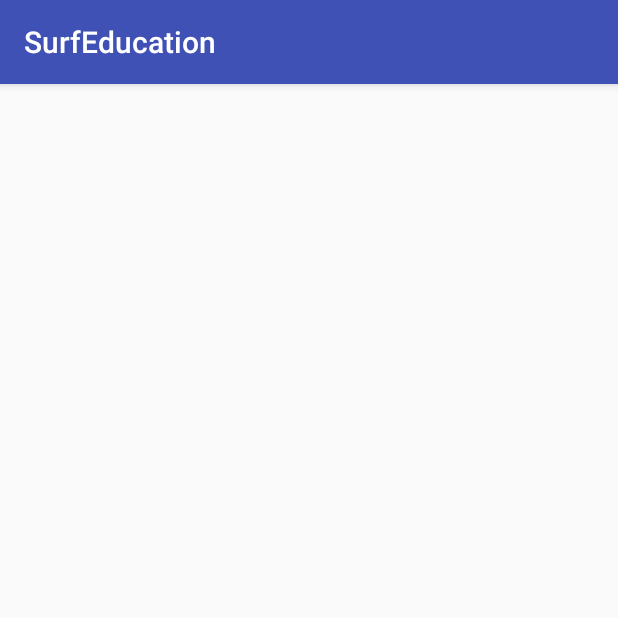
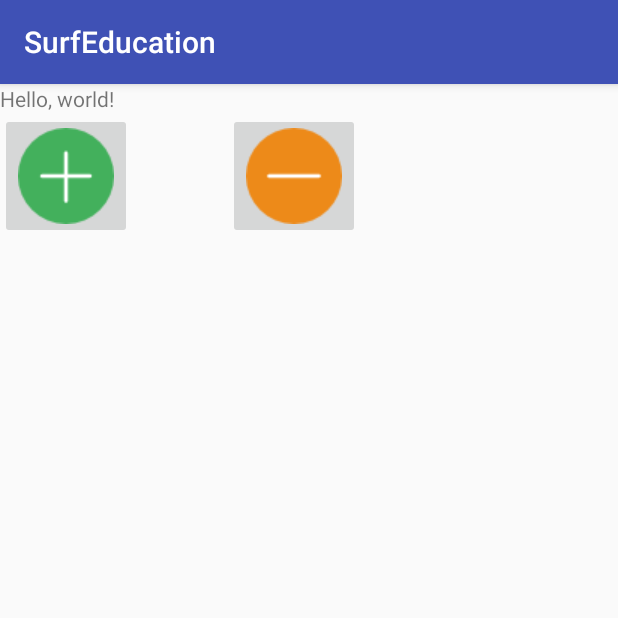
Before and after one commit to Anikei/SurfEducation, an Android app: the SecondActivity screen opened directly, with no data from a screen before it, on a phone screen of 412 x 824 dp, the top half of it. Run offline under Robolectric (Android 15) with nearby library versions, the phone set to English and light mode, and no system bars.

Commit message:
add custom view

```diff
--- a/app/src/main/java/com/surf/education/surfeducation/SecondActivity.java
+++ b/app/src/main/java/com/surf/education/surfeducation/SecondActivity.java
@@ -28,16 +28,22 @@ public class SecondActivity extends AppCompatActivity {
         context.startActivity(intent);
     }
 
+    /*
     @Override
-    public void onCreate(Bundle savedInstanceState, PersistableBundle persistentState) {
+    public void onCreate(Bundle savedInstanceState, Bundle persistentState) {
         super.onCreate(savedInstanceState, persistentState);
 
         Intent intent = getIntent();
         String firstName = intent.getStringExtra(FIRST_NAME);
         String lastName = intent.getStringExtra(LAST_NAME);
 
+        firstName = "1";
+        lastName = "2";
+
         setContentView(R.layout.second_activity);
+        //StepperView stepperView = (StepperView) findViewById(R.id.stepper);
     }
+    */
 
     @Override
     protected void onCreate(@Nullable Bundle savedInstanceState) {
@@ -48,6 +54,7 @@ public class SecondActivity extends AppCompatActivity {
             String label = savedInstanceState.getString("label");
             Log.d("TAG", label);
         }
+        setContentView(R.layout.second_activity);
     }
 
     @Override
--- /dev/null
+++ b/app/src/main/java/com/surf/education/surfeducation/StepperView.java
@@ -0,0 +1,65 @@
+package com.surf.education.surfeducation;
+
+import android.content.Context;
+import android.content.res.TypedArray;
+import android.util.AttributeSet;
+import android.view.View;
+import android.widget.ImageButton;
+import android.widget.LinearLayout;
+import android.widget.TextView;
+
+public class StepperView extends LinearLayout {
+    ImageButton plusButton;
+    TextView valueField;
+    ImageButton minusButton;
+    private int baseColor;
+    int value = 25;
+    final int MAX_STEPPER_VALUE = 50;
+    final int MIN_STEPPER_VALUE = 0;
+
+    public StepperView(Context context) {
+        this(context, null);
+    }
+
+    public StepperView(Context context, AttributeSet attrs) {
+        super(context, attrs);
+        inflate(getContext(), R.layout.stepper, this);
+        init();
+    }
+
+    private void init() {
+        this.plusButton = (ImageButton) findViewById(R.id.plus_button);
+        plusButton.setOnClickListener(new View.OnClickListener() {
+            @Override
+            public void onClick(View v) {
+                incValue();
+            }
+        });
+
+        this.valueField = (TextView) findViewById(R.id.counter);
+
+        this.minusButton = (ImageButton) findViewById(R.id.plus_button);
+        minusButton.setOnClickListener(new View.OnClickListener() {
+            @Override
+            public void onClick(View v) {
+                incValue();
+            }
+        });
+    }
+
+    private void incValue() {
+        if (value < MAX_STEPPER_VALUE) {valueField.setText(++value);}
+    }
+
+    private void decValue() {
+        if (value > MIN_STEPPER_VALUE) {value--;}
+    }
+
+    private void applyAttrs(Context context, AttributeSet attrs) {
+        TypedArray a = context.getTheme().obtainStyledAttributes(
+                attrs, R.styleable.StepperView, 0, 0);
+        baseColor = a.getColor(R.styleable.StepperView_baseColor, R.color.colorPrimary);//red - дефолтное значение
+        a.recycle();
+    }
+
+}
--- a/app/src/main/java/com/surf/education/surfeducation/TargetActivity.java
+++ b/app/src/main/java/com/surf/education/surfeducation/TargetActivity.java
@@ -25,9 +25,6 @@ public class TargetActivity extends AppCompatActivity {
         TextView label = new TextView(this);
         label.setText(firstName + " " + lastName);
         layout.addView(label);
-
-
-
 
         /*
         добавить в метод startActivity()
--- a/app/src/main/res/layout/second_activity.xml
+++ b/app/src/main/res/layout/second_activity.xml
@@ -3,7 +3,8 @@
     xmlns:tools="http://schemas.android.com/tools"
     android:layout_width="match_parent"
     android:layout_height="match_parent"
-    android:orientation="horizontal"
+    xmlns:app="http://schemas.android.com/apk/res-auto"
+    android:orientation="vertical"
     android:id="@+id/second_layout">
 
     <TextView
@@ -13,6 +14,11 @@
         android:text="Hello, world!"
         />
 
+    <com.surf.education.surfeducation.StepperView
+        android:layout_width="wrap_content"
+        android:layout_height="wrap_content"
+        baseColor="#000000" />
+
 
 
 </LinearLayout>
--- /dev/null
+++ b/app/src/main/res/layout/stepper.xml
@@ -0,0 +1,27 @@
+<?xml version="1.0" encoding="utf-8"?>
+<LinearLayout xmlns:android="http://schemas.android.com/apk/res/android"
+    android:orientation="horizontal"
+    android:layout_width="wrap_content"
+    android:layout_height="wrap_content"
+    android:id="@+id/stepper">
+
+    <ImageButton
+        android:layout_width="wrap_content"
+        android:layout_height="wrap_content"
+        android:id="@+id/plus_button"
+        android:src="@drawable/plus"/>
+
+    <TextView
+        android:layout_width="64sp"
+        android:layout_height="64sp"
+        android:layout_alignTop="@+id/plus_button"
+        android:layout_alignBottom="@+id/plus_button"
+        android:id="@+id/counter" />
+
+    <ImageButton
+        android:layout_width="wrap_content"
+        android:layout_height="wrap_content"
+        android:id="@+id/minus_button"
+        android:src="@drawable/minus"/>
+
+</LinearLayout>
```
Also changed, not shown: app/src/main/AndroidManifest.xml (+7 -6 lines), app/src/main/java/com/surf/education/surfeducation/MainActivity.java (+17 -6 lines), app/src/main/res/layout/main_activity.xml (+0 -20 lines), app/src/main/res/values/attrs.xml (added, +7 -0 lines), app/src/main/res/drawable/minus.png (added), app/src/main/res/drawable/plus.png (added).
